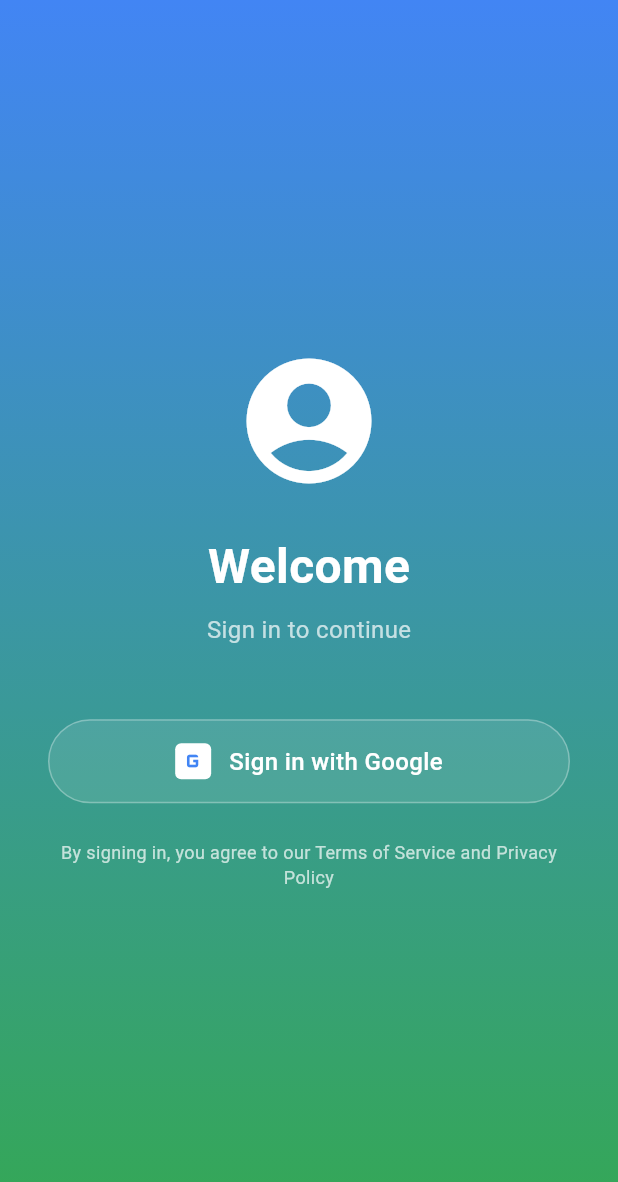
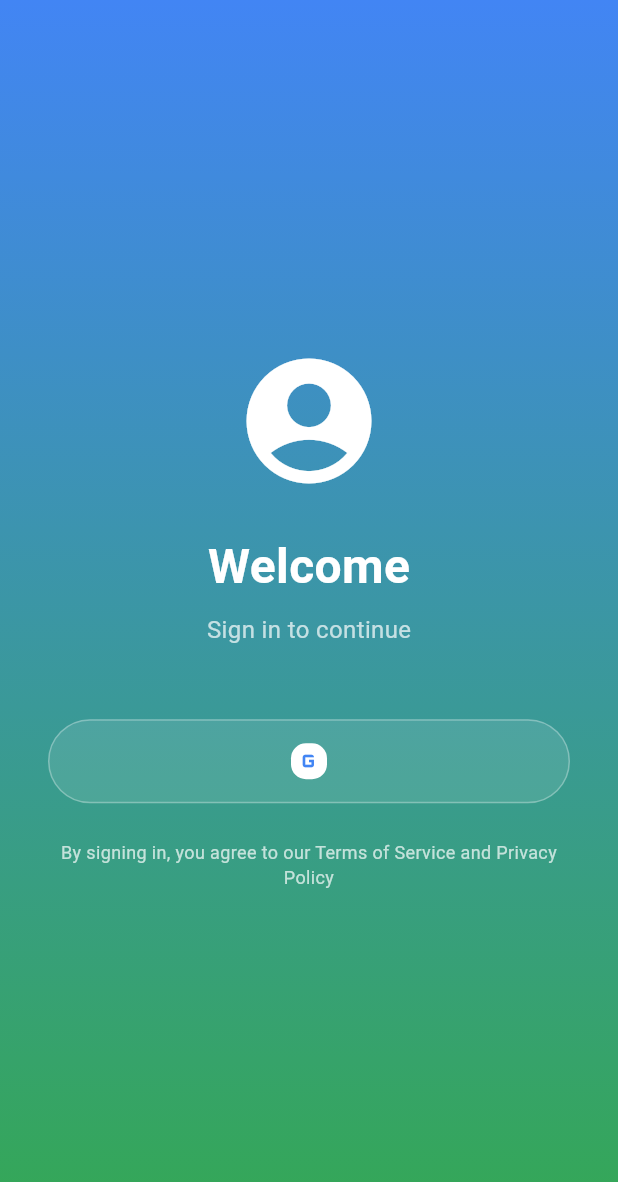
Before and after one commit to Mahad-Ghauri/google_authentication, a Flutter app: the screen it shows after launch, on a phone screen of 412 x 824 dp. Shown: the top 1182 px of the screen. Run offline on Flutter 3.47's test engine with Material 3 defaults, Android fonts, the phone set to English and light mode, and no system bars; our stand-ins replace firebase_core, google_sign_in; accounts and stored records are empty.

```diff
--- a/lib/pages/login_page.dart
+++ b/lib/pages/login_page.dart
@@ -1,3 +1,5 @@
+// ignore_for_file: deprecated_member_use
+
 import 'package:flutter/material.dart';
 import 'package:google_sign_in/google_sign_in.dart';
 import '../services/google_auth_service.dart';
@@ -117,7 +119,7 @@ class _LoginPageState extends State<LoginPage> {
                           child: Material(
                             color: Colors.transparent,
                             child: InkWell(
-                              borderRadius: BorderRadius.circular(28),
+                              borderRadius: BorderRadius.circular(10),
                               onTap: _handleGoogleSignIn,
                               child: Padding(
                                 padding: const EdgeInsets.symmetric(
@@ -132,21 +134,12 @@ class _LoginPageState extends State<LoginPage> {
                                       height: 24,
                                       decoration: BoxDecoration(
                                         color: Colors.white,
-                                        borderRadius: BorderRadius.circular(4),
+                                        borderRadius: BorderRadius.circular(10),
                                       ),
                                       child: const Icon(
                                         Icons.g_mobiledata,
                                         color: Color(0xFF4285F4),
                                         size: 20,
-                                      ),
-                                    ),
-                                    const SizedBox(width: 12),
-                                    const Text(
-                                      'Sign in with Google',
-                                      style: TextStyle(
-                                        fontSize: 16,
-                                        fontWeight: FontWeight.w500,
-                                        color: Colors.white,
                                       ),
                                     ),
                                   ],
--- a/pubspec.yaml
+++ b/pubspec.yaml
@@ -7,6 +7,7 @@ environment:
   sdk: ^3.8.0
 
 dependencies:
+  firebase_core: ^3.15.1
   flutter:
     sdk: flutter
   google_sign_in: ^6.2.1
```
Also changed, not shown: firebase.json (added), lib/firebase_options.dart (added), pubspec.lock, 4 other files.
